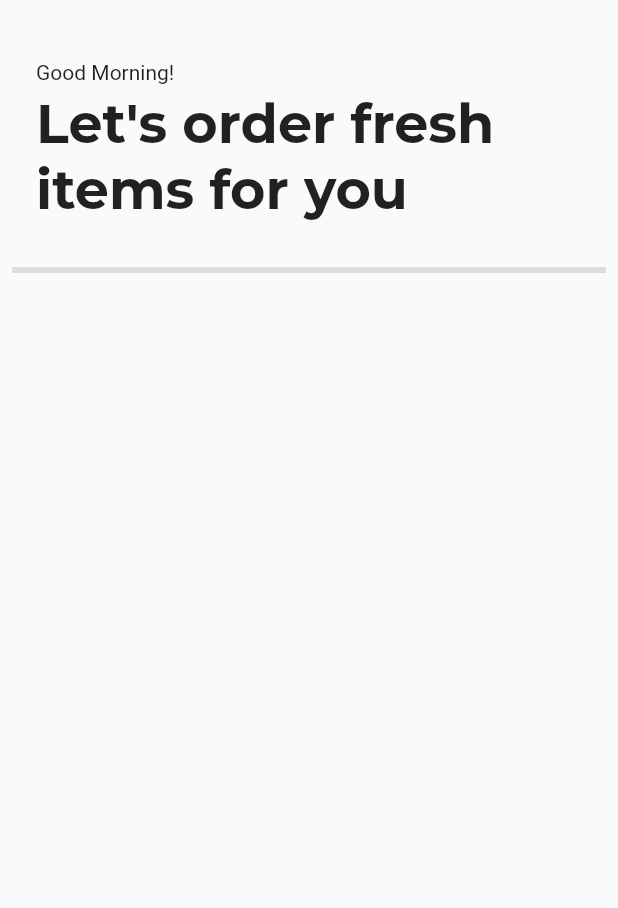
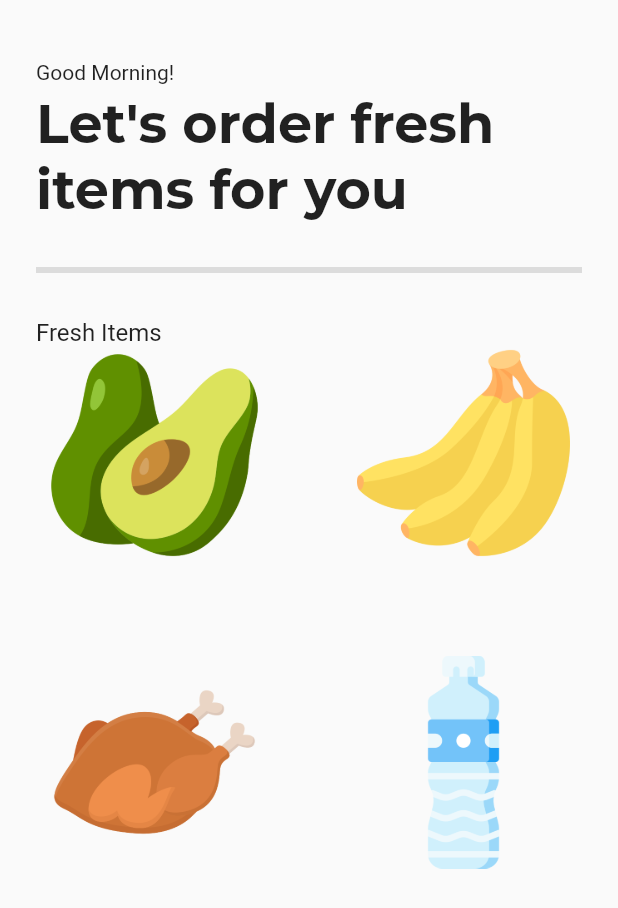
Before and after one commit to johncanero/flutter_grocery_shop_app, a Flutter app: the screen it shows after launch, after a tap on "Get Started", on a phone screen of 412 x 824 dp. Shown: the top 908 px of the screen. Run offline on Flutter 3.47's test engine with Material 2 defaults, Android fonts, the phone set to English and light mode, and no system bars; our stand-ins replace google_fonts.

Commit message:
Modify Grocery Item Cart and Cart Model

```diff
--- /dev/null
+++ b/lib/components/grocery_item_tile.dart
@@ -0,0 +1,39 @@
+import 'package:flutter/material.dart';
+
+class GroceryItemTile extends StatelessWidget {
+  // final Strings
+  final String itemName;
+  final String itemPrice;
+  final String imagePath;
+  final color;
+
+  const GroceryItemTile({
+    super.key,
+    required this.itemName,
+    required this.itemPrice,
+    required this.imagePath,
+    required this.color,
+  });
+
+  @override
+  Widget build(BuildContext context) {
+    return Container(
+      child: Column(
+        children: [
+          // image
+          Padding(
+            padding: const EdgeInsets.symmetric(horizontal: 32.0),
+            child: Image.asset(
+              imagePath,
+            ),
+          ),
+
+
+          // item name
+
+          // price + button
+        ],
+      ),
+    );
+  }
+}
--- a/lib/main.dart
+++ b/lib/main.dart
@@ -1,5 +1,7 @@
 import 'package:flutter/material.dart';
+import 'package:flutter_grocery_shop_app/model/cart_model.dart';
 import 'package:flutter_grocery_shop_app/pages/intro_page.dart';
+import 'package:provider/provider.dart';
 
 void main() {
   runApp(const MyApp());
@@ -8,11 +10,14 @@ void main() {
 class MyApp extends StatelessWidget {
   const MyApp ({super.key});
 
-  @override
+@override
   Widget build(BuildContext context) {
-    return const MaterialApp(
-      debugShowCheckedModeBanner: false,
-      home: IntroPage(),
+    return ChangeNotifierProvider(
+      create: (context) => CartModel(),
+      child: const MaterialApp(
+        debugShowCheckedModeBanner: false,
+        home: IntroPage(),
+      ),
     );
   }
 }
--- /dev/null
+++ b/lib/model/cart_model.dart
@@ -0,0 +1,42 @@
+import 'package:flutter/material.dart';
+
+
+
+class CartModel extends ChangeNotifier {
+  // list of items on sale
+  final List _shopItems = const [
+    // [ itemName, itemPrice, imagePath, color ]
+    ["Avocado", "4.00", "lib/images/avocado.png", Colors.green],
+    ["Banana", "2.50", "lib/images/banana.png", Colors.yellow],
+    ["Chicken", "12.80", "lib/images/chicken.png", Colors.brown],
+    ["Water", "1.00", "lib/images/water-bottle.png", Colors.blue],
+  ];
+
+  // list of cart items
+  List _cartItems = [];
+
+  get cartItems => _cartItems;
+
+  get shopItems => _shopItems;
+
+  // add item to cart
+  void addItemToCart(int index) {
+    _cartItems.add(_shopItems[index]);
+    notifyListeners();
+  }
+
+  // remove item from cart
+  void removeItemFromCart(int index) {
+    _cartItems.removeAt(index);
+    notifyListeners();
+  }
+
+  // calculate total price
+  String calculateTotal() {
+    double totalPrice = 0;
+    for (int i = 0; i < cartItems.length; i++) {
+      totalPrice += double.parse(cartItems[i][1]);
+    }
+    return totalPrice.toStringAsFixed(2);
+  }
+}
--- a/lib/pages/home_page.dart
+++ b/lib/pages/home_page.dart
@@ -1,5 +1,8 @@
 import 'package:flutter/material.dart';
+import 'package:flutter_grocery_shop_app/components/grocery_item_tile.dart';
+import 'package:flutter_grocery_shop_app/model/cart_model.dart';
 import 'package:google_fonts/google_fonts.dart';
+import 'package:provider/provider.dart';
 
 class HomePage extends StatelessWidget {
   const HomePage({super.key});
@@ -16,7 +19,7 @@ class HomePage extends StatelessWidget {
             ),
             // good morning
             const Padding(
-              padding: const EdgeInsets.symmetric(horizontal: 24.0),
+              padding: EdgeInsets.symmetric(horizontal: 24.0),
               child: Text("Good Morning!"),
             ),
 
@@ -26,7 +29,7 @@ class HomePage extends StatelessWidget {
 
             // Let's order fresh items for you
             Padding(
-              padding: EdgeInsets.symmetric(horizontal: 24.0),
+              padding: const EdgeInsets.symmetric(horizontal: 24.0),
               child: Text(
                 "Let's order fresh items for you",
                 style: GoogleFonts.montserrat(
@@ -40,14 +43,40 @@ class HomePage extends StatelessWidget {
 
             // divider
             const Padding(
-              padding: EdgeInsets.symmetric(horizontal: 8.0),
+              padding: EdgeInsets.symmetric(horizontal: 24.0),
               child: Divider(
                 thickness: 4.0,
               ),
             ),
 
             const SizedBox(height: 24.0),
+
             // fresh items + grid
+            const Padding(
+              padding: EdgeInsets.symmetric(horizontal: 24.0),
+              child: Text(
+                "Fresh Items",
+                style: TextStyle(fontSize: 16.0),
+              ),
+            ),
+
+            Expanded(child: Consumer<CartModel>(
+              builder: (context, value, child) {
+                return GridView.builder(
+                  itemCount: value.shopItems.length,
+                  gridDelegate: const SliverGridDelegateWithFixedCrossAxisCount(
+                      crossAxisCount: 2),
+                  itemBuilder: (context, index) {
+                    return GroceryItemTile(
+                      itemName: value.shopItems[index][0],
+                      itemPrice: value.shopItems[index][1],
+                      imagePath: value.shopItems[index][2],
+                      color: value.shopItems[index][3],
+                    );
+                  },
+                );
+              },
+            )),
           ],
         ),
       ),
--- a/pubspec.yaml
+++ b/pubspec.yaml
@@ -36,6 +36,7 @@ dependencies:
   # Use with the CupertinoIcons class for iOS style icons.
   cupertino_icons: ^1.0.2
   google_fonts: ^5.0.0
+  provider: ^6.0.5
 
 dev_dependencies:
   flutter_test:
```
Also changed, not shown: pubspec.lock.
